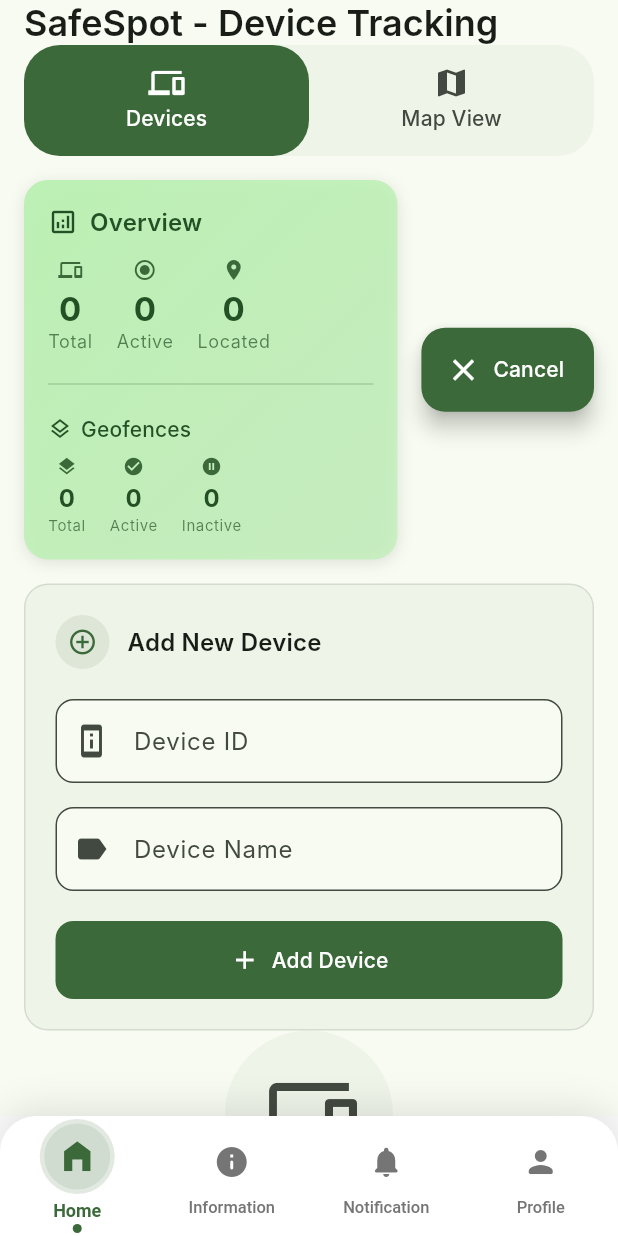
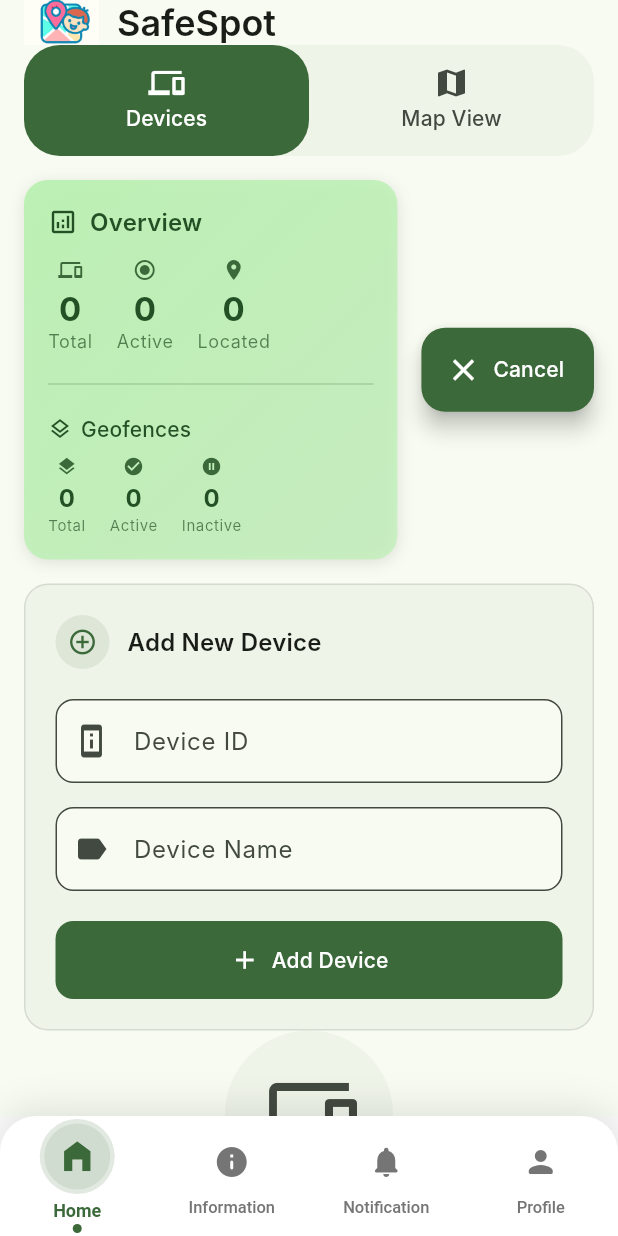
Before and after one commit to reymartjohneva/SafeSpot, a Flutter app: the screen it shows once a user with an empty profile is signed in, after a tap on "Add Device", on a phone screen of 412 x 824 dp. Run offline on Flutter 3.47's test engine with Material 3 defaults, Android fonts, the phone set to English and light mode, and no system bars; our stand-ins replace flutter_map, geolocator, image_picker, latlong2, permission_handler, supabase_flutter; accounts and stored records are empty; Roboto replaces fonts that are missing (Inter).

Commit message:
feat: added app logo and removed device tracking text

```diff
--- a/lib/screens/device_screen.dart
+++ b/lib/screens/device_screen.dart
@@ -721,13 +721,25 @@
         elevation: 0,
         backgroundColor: theme.colorScheme.surface,
         surfaceTintColor: theme.colorScheme.surface,
-        title: Text(
-          'SafeSpot - Device Tracking',
-          style: theme.textTheme.headlineSmall?.copyWith(
-            fontWeight: FontWeight.w600,
-          ),
+        title: Row(
+          children: [
+            // App Logo
+            Image.asset(
+              'assets/app1_icon.png',
+              height: 50,
+              width: 50,
+              fit: BoxFit.contain,
+            ),
+            const SizedBox(width: 12),
+            // App Name
+            Text(
+              'SafeSpot',
+              style: theme.textTheme.headlineSmall?.copyWith(
+                fontWeight: FontWeight.w600,
+              ),
+            ),
+          ],
         ),
-        // Location refresh button removed
         actions: [],
         bottom: PreferredSize(
           preferredSize: const Size.fromHeight(48),
```
